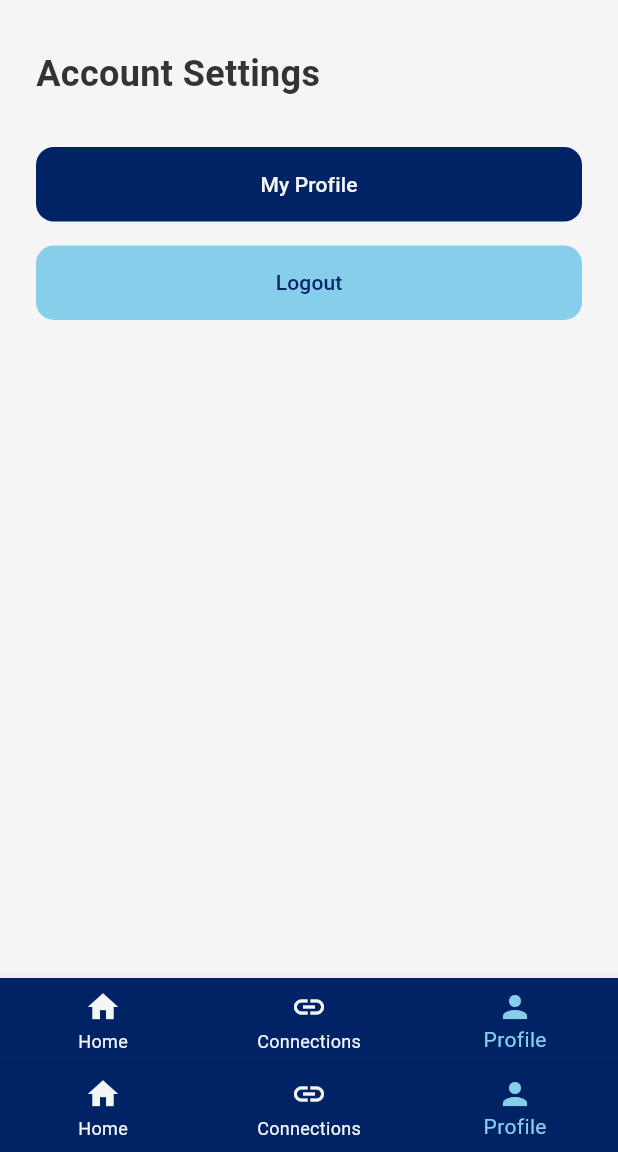
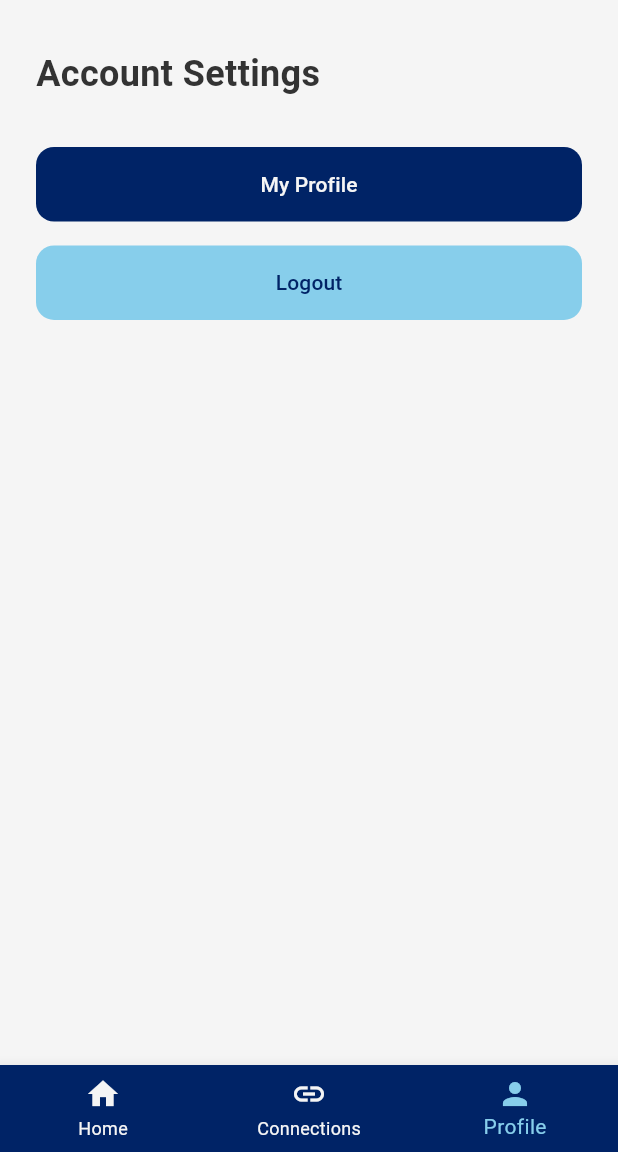
Before and after one commit to MatheusCarvalho2023/OpenFinanceApp-Frontend, a Flutter app: the screen it shows after launch, item 3 of the bottom bar chosen, on a phone screen of 412 x 824 dp, the part 84-1236 px from its top. Run offline on Flutter 3.47's test engine with Material 3 defaults, Android fonts, the light colour scheme and no system bars; our stand-ins replace fl_chart; network calls fail.

Commit message:
Refactor profile navigation and remove redundant bottom navigation bar

```diff
--- a/open_finance_app/lib/features/profile/base_profile_screen.dart
+++ b/open_finance_app/lib/features/profile/base_profile_screen.dart
@@ -1,100 +1,14 @@
 import 'package:flutter/material.dart';
-import 'package:open_finance_app/features/profile/profile_home.dart';
 import 'package:open_finance_app/theme/colors.dart';
 
 /// Base abstract class for all profile related screens
-///
-/// This widget serves as the foundation for all profile-related screens,
-/// enforcing a consistent structure and navigation pattern.
 abstract class BaseProfileScreen extends StatefulWidget {
   const BaseProfileScreen({super.key});
 }
 
 /// Base state class for all profile screen states
-///
-/// Provides common functionality for profile screens including:
-/// - Bottom navigation bar with routing logic
-/// - Common AppBar with consistent styling
-/// - Navigation handling between different app sections
-///
-/// Type parameter [T] ensures proper state-widget relationship
 abstract class BaseProfileScreenState<T extends BaseProfileScreen> extends State<T> {
-  /// Fixed index for the profile tab in the bottom navigation bar
-  /// Profile is always at index 2
-  final int _selectedIndex = 2;
-
-  /// Handles navigation when a bottom bar item is tapped
-  ///
-  /// If the tapped item is the current item, no action is taken
-  /// Otherwise, navigates to the appropriate screen based on index:
-  /// - 0: Home screen
-  /// - 1: Connections screen
-  /// - 2: Profile screen
-  ///
-  /// @param index The index of the tapped navigation item
-  void _onItemTapped(int index) {
-    if (index == _selectedIndex) return;
-
-    switch (index) {
-      case 0:
-        // Navigate to Home screen
-        // TODO: Replace with actual home navigation
-        break;
-      case 1:
-        // Navigate to Connections screen
-        // TODO: Replace with actual connections navigation
-        break;
-      case 2:
-        // Only navigate to profile if not already on profile home
-        // Prevents unnecessary rebuilds
-        if (this.runtimeType.toString() != '_ProfileHomeScreenState') {
-          Navigator.pushReplacement(
-            context,
-            MaterialPageRoute(builder: (context) => const ProfileHomeScreen()),
-          );
-        }
-        break;
-    }
-  }
-
-  /// Builds the common bottom navigation bar with consistent styling
-  ///
-  /// Creates a BottomNavigationBar with three fixed items:
-  /// - Home (index 0)
-  /// - Connections (index 1)
-  /// - Profile (index 2)
-  ///
-  /// @return A styled BottomNavigationBar widget
-  BottomNavigationBar buildBottomNavigationBar() {
-    return BottomNavigationBar(
-      backgroundColor: AppColors.primaryColor,
-      selectedItemColor: AppColors.secondaryColor,
-      unselectedItemColor: AppColors.textSecondary,
-      currentIndex: _selectedIndex,
-      onTap: _onItemTapped,
-      items: const [
-        BottomNavigationBarItem(
-          icon: Icon(Icons.home),
-          label: 'Home',
-        ),
-        BottomNavigationBarItem(
-          icon: Icon(Icons.link),
-          label: 'Connections',
-        ),
-        BottomNavigationBarItem(
-          icon: Icon(Icons.person),
-          label: 'Profile',
-        ),
-      ],
-    );
-  }
-
   /// Builds a standardized AppBar for profile screens
-  ///
-  /// Creates an AppBar with consistent styling across all profile screens
-  ///
-  /// @param title The title text to display in the AppBar
-  /// @return A styled AppBar widget
   AppBar buildAppBar(String title) {
     return AppBar(
       backgroundColor: AppColors.primaryColor,
--- a/open_finance_app/lib/features/profile/profile_home.dart
+++ b/open_finance_app/lib/features/profile/profile_home.dart
@@ -92,7 +92,7 @@ class _ProfileHomeScreenState
             PrimaryButton(
               text: "My Profile",
               onPressed: () {
-                Navigator.pushReplacement(
+                Navigator.push(
                   context,
                   MaterialPageRoute(
                     builder: (context) => const MyProfileScreen(clientID: 1),
@@ -111,8 +111,6 @@ class _ProfileHomeScreenState
           ],
         ),
       ),
-      // Use the inherited bottom navigation bar
-      bottomNavigationBar: buildBottomNavigationBar(),
     );
   }
 }
--- a/open_finance_app/lib/features/profile/profile_security.dart
+++ b/open_finance_app/lib/features/profile/profile_security.dart
@@ -114,7 +114,7 @@ class _MySecurityScreenState extends BaseProfileScreenState<MySecurityScreen> {
                   child: SecondaryButton(
                     text: 'Cancel',
                     onPressed: () {
-                      Navigator.pushReplacement(
+                      Navigator.pop(
                         context,
                         MaterialPageRoute(
                           builder: (context) => const ProfileHomeScreen()
@@ -137,8 +137,6 @@ class _MySecurityScreenState extends BaseProfileScreenState<MySecurityScreen> {
           ],
         ),
       ),
-      // Use the inherited bottom navigation bar
-      bottomNavigationBar: buildBottomNavigationBar(),
     );
   }
 }
```
Also changed, not shown: open_finance_app/lib/features/profile/profile_myprofile.dart (+11 -9 lines).
